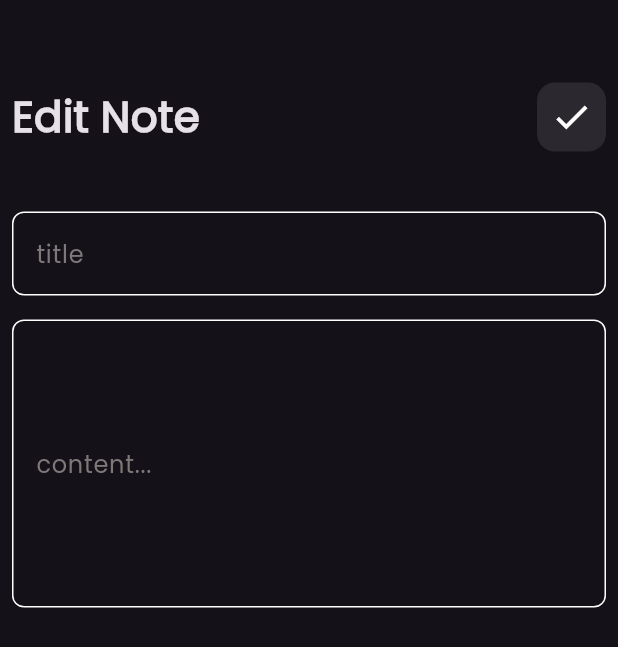
After one commit to mohamedtaha910/notes_app, a Flutter app: the screen it shows after launch, after a tap on "Flutter Tips", on a phone screen of 412 x 824 dp. The commit adds this screen. Shown: the top 647 px of the screen. Run offline on Flutter 3.47's test engine with Material 3 defaults, Android fonts, the phone set to English and light mode, and no system bars.

Commit message:
edit note view ui done

```diff
--- a/lib/components/custom_app_bar.dart
+++ b/lib/components/custom_app_bar.dart
@@ -2,18 +2,19 @@ import 'package:flutter/material.dart';
 import 'package:notes_app/components/custon_search_icon.dart';
 
 class CustomAppBar extends StatelessWidget {
-  const CustomAppBar({super.key});
-
+  const CustomAppBar({super.key, required this.icon, required this.title});
+  final String title;
+  final IconData icon;
   @override
   Widget build(BuildContext context) {
     return Row(
       mainAxisAlignment: MainAxisAlignment.spaceBetween,
-      children: const [
+      children: [
         Text(
-          'Notes',
+          title,
           style: TextStyle(fontSize: 28, fontWeight: FontWeight.bold),
         ),
-        CustomSearchIcon(),
+        CustomIcon(icon: icon,),
       ],
     );
   }
--- a/lib/components/custon_search_icon.dart
+++ b/lib/components/custon_search_icon.dart
@@ -1,8 +1,8 @@
 import 'package:flutter/material.dart';
 
-class CustomSearchIcon extends StatelessWidget {
-  const CustomSearchIcon({super.key});
-
+class CustomIcon extends StatelessWidget {
+  const CustomIcon({super.key, required this.icon});
+  final IconData icon;
   @override
   Widget build(BuildContext context) {
     return Container(
@@ -10,9 +10,9 @@ class CustomSearchIcon extends StatelessWidget {
       width: 46,
       decoration: BoxDecoration(
         color: Colors.white70.withAlpha(25),
-        borderRadius: BorderRadius.circular(12)
+        borderRadius: BorderRadius.circular(12),
       ),
-      child: Center(child: Icon(Icons.search,size: 28,)),
+      child: Center(child: Icon(icon, size: 28)),
     );
   }
 }
--- /dev/null
+++ b/lib/components/edit_note_view_body.dart
@@ -0,0 +1,35 @@
+import 'package:flutter/material.dart';
+import 'package:notes_app/components/custom_app_bar.dart';
+import 'package:notes_app/components/custom_text_feild.dart';
+
+class EditNoteViewBody extends StatelessWidget {
+  const EditNoteViewBody({super.key});
+
+  @override
+  Widget build(BuildContext context) {
+    return Padding(
+      padding: const EdgeInsets.symmetric(horizontal: 8.0),
+      child: Column(
+        children: [
+          SizedBox(height: 55),
+          CustomAppBar(icon: Icons.check, title: 'Edit Note',),
+          SizedBox(height: 40,),
+          CustomTextFeild(hint: 'title',),
+          SizedBox(height: 16,),
+          CustomTextFeild(hint: 'content...',height: 10,)
+
+          // Expanded(
+          //   child: TextField(
+          //     maxLines: null,
+          //     expands: true,
+          //     decoration: InputDecoration(
+          //       hintText: 'Edit your note here...',
+          //       border: InputBorder.none,
+          //     ),
+          //   ),
+          // ),
+        ],
+      ),
+    );
+  }
+}
--- a/lib/components/note_item.dart
+++ b/lib/components/note_item.dart
@@ -1,11 +1,16 @@
 import 'package:flutter/material.dart';
+import 'package:notes_app/screens/edit_note_view.dart';
 
 class NoteItem extends StatelessWidget {
   const NoteItem({super.key});
 
   @override
   Widget build(BuildContext context) {
-    return Container(
+    return GestureDetector(
+      onTap: (){
+        Navigator.push(context,MaterialPageRoute(builder: (context) => const EditNoteView()));
+      },
+      child: Container(
         padding: const EdgeInsets.only(top: 24, bottom: 24, left: 16),
         margin: const EdgeInsets.only(bottom: 8),
         decoration: BoxDecoration(
@@ -42,6 +47,7 @@ class NoteItem extends StatelessWidget {
             ),
           ],
         ),
+      ),
     );
   }
 }
--- a/lib/components/notes_view_body.dart
+++ b/lib/components/notes_view_body.dart
@@ -13,7 +13,7 @@ class NotesViewBody extends StatelessWidget {
       child: Column(
         children:  [
           SizedBox(height: 55),
-          CustomAppBar(),
+          CustomAppBar(title: 'Notes',icon: Icons.search,),
           SizedBox(height: 20,),
           Expanded(child: NotesListView()),
           // NoteItem()
--- /dev/null
+++ b/lib/screens/edit_note_view.dart
@@ -0,0 +1,13 @@
+import 'package:flutter/material.dart';
+import 'package:notes_app/components/edit_note_view_body.dart';
+
+class EditNoteView extends StatelessWidget {
+  const EditNoteView({super.key});
+
+  @override
+  Widget build(BuildContext context) {
+    return Scaffold(
+      body: EditNoteViewBody()
+    );
+  }
+}
--- a/lib/screens/notes_view.dart
+++ b/lib/screens/notes_view.dart
@@ -22,7 +22,7 @@ class NotesView extends StatelessWidget {
         backgroundColor: const Color.fromARGB(255, 45, 0, 0),
         child: Icon(
           // Icons.edit_note_rounded,
-          Icons.notes_sharp,
+          Icons.edit_note_rounded,
           // color: const Color.fromARGB(255, 250, 110, 67),
           color: kPrimaryColor,
         ),
```
Lines whose indentation alone changed are shown as unchanged.
